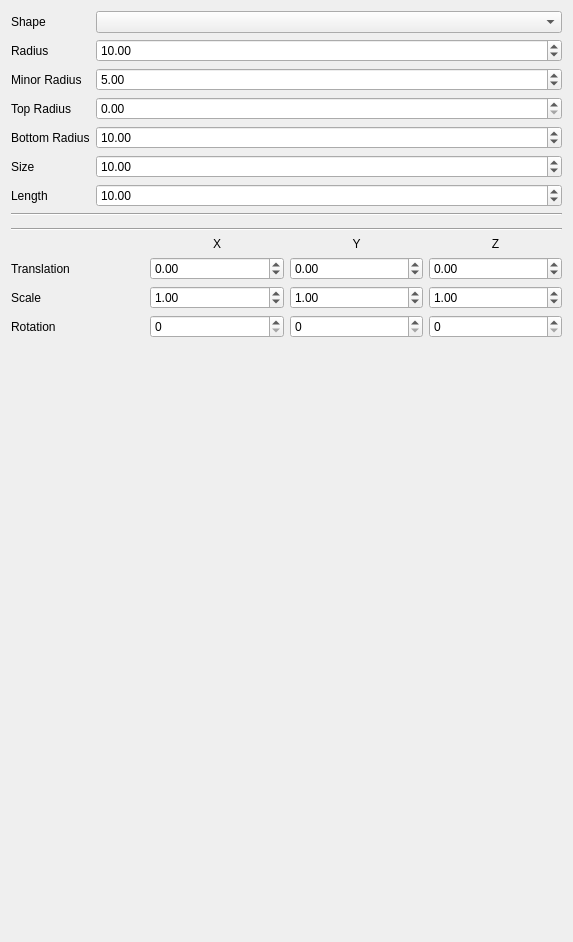
Above: src/ui/3d/point3dsymbolwidget.ui from wonder-sk/QGIS before the change. Below: the same form after it.
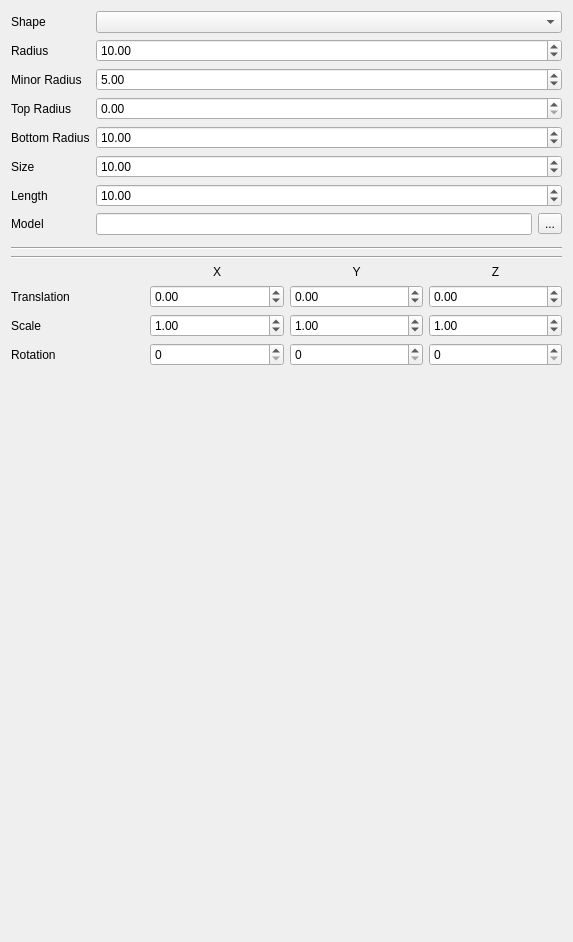
That is the form after the change. Custom widgets are drawn as their Qt base class.

What changed in the file:
```diff
--- a/src/ui/3d/point3dsymbolwidget.ui
+++ b/src/ui/3d/point3dsymbolwidget.ui
@@ -13,8 +13,6 @@
   <property name="windowTitle">
    <string>Form</string>
   </property>
-  <layout class="QVBoxLayout" name="verticalLayout">
-   <item>
     <layout class="QFormLayout" name="formLayout">
      <item row="0" column="0">
       <widget class="QLabel" name="label">
@@ -106,26 +104,45 @@
        </property>
       </widget>
      </item>
+   <item row="7" column="0">
+    <widget class="QLabel" name="labelModel">
+     <property name="text">
+      <string>Model</string>
+     </property>
+    </widget>
+   </item>
+   <item row="7" column="1">
+    <layout class="QHBoxLayout" name="horizontalLayout">
+     <item>
+      <widget class="QLineEdit" name="lineEditModel"/>
+     </item>
+     <item>
+      <widget class="QToolButton" name="btnModel">
+       <property name="text">
+        <string>...</string>
+       </property>
+      </widget>
+     </item>
     </layout>
    </item>
-   <item>
-    <widget class="Line" name="line">
-     <property name="orientation">
-      <enum>Qt::Horizontal</enum>
-     </property>
-    </widget>
-   </item>
-   <item>
+   <item row="8" column="0" colspan="2">
     <widget class="QgsPhongMaterialWidget" name="widgetMaterial" native="true"/>
    </item>
-   <item>
+   <item row="9" column="0" colspan="2">
+    <widget class="Line" name="line">
+     <property name="orientation">
+      <enum>Qt::Horizontal</enum>
+     </property>
+    </widget>
+   </item>
+   <item row="10" column="0" colspan="2">
     <widget class="Line" name="line_2">
      <property name="orientation">
       <enum>Qt::Horizontal</enum>
      </property>
     </widget>
    </item>
-   <item>
+   <item row="11" column="0" colspan="2">
     <layout class="QGridLayout" name="gridLayout">
      <item row="0" column="1">
       <widget class="QLabel" name="label_5">
@@ -252,19 +269,6 @@
      </item>
     </layout>
    </item>
-   <item>
-    <spacer name="verticalSpacer">
-     <property name="orientation">
-      <enum>Qt::Vertical</enum>
-     </property>
-     <property name="sizeHint" stdset="0">
-      <size>
-       <width>20</width>
-       <height>40</height>
-      </size>
-     </property>
-    </spacer>
-   </item>
   </layout>
  </widget>
  <customwidgets>
```
Left out of the diff: 1 changed line with no effect on the pictures. Lines whose indentation alone changed are shown as unchanged.
